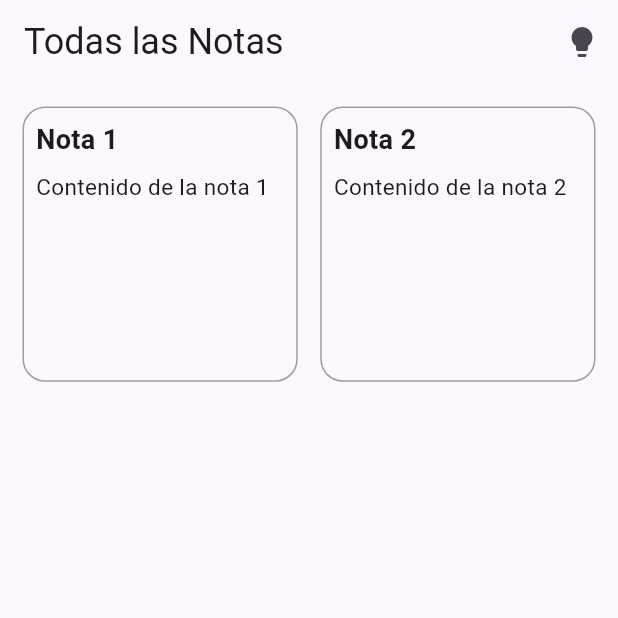
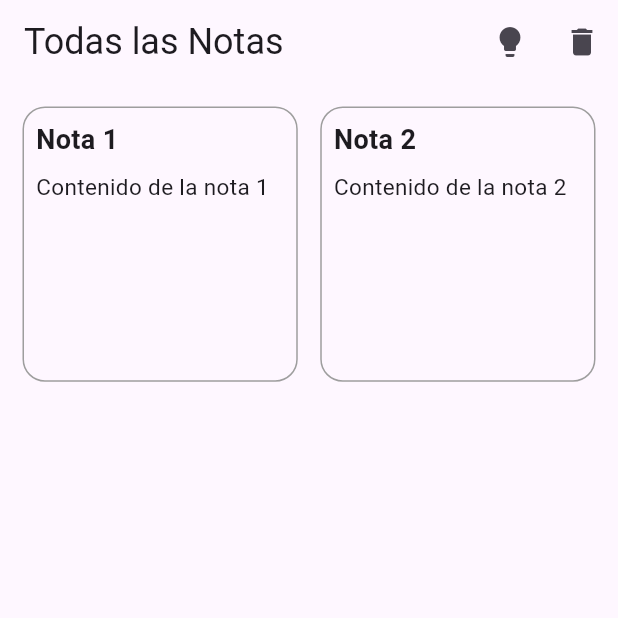
Before and after one commit to Rociotorrano/notas, a Flutter app: the screen it shows after launch, on a phone screen of 412 x 824 dp, the top half of it. Run offline on Flutter 3.47's test engine with Material 3 defaults, Android fonts, the phone set to English and light mode, and no system bars.

Commit message:
listo todo

```diff
--- a/lib/notes_list_screen.dart
+++ b/lib/notes_list_screen.dart
@@ -12,6 +12,8 @@ class _NotesListScreenState extends State<NotesListScreen> {
     Note(title: 'Nota 1', content: 'Contenido de la nota 1'),
     Note(title: 'Nota 2', content: 'Contenido de la nota 2'),
   ];
+  Set<int> selectedNotes = {};
+  bool _modoSeleccion = false;
 
   ThemeMode _themeMode = ThemeMode.light; // Modo claro por defecto
   void _toggleTheme() {
@@ -39,6 +41,23 @@ class _NotesListScreenState extends State<NotesListScreen> {
               icon: Icon(Icons.lightbulb),
               onPressed: _toggleTheme,
             ),
+            IconButton(
+              icon: Icon(Icons.delete),
+              onPressed: () {
+                setState(() {
+                  // Activa o desactiva el modo de selección al tocar el botón de eliminar
+                  _modoSeleccion = !_modoSeleccion;
+                  if (!_modoSeleccion) {
+                    // Elimina las notas seleccionadas cuando se desactiva el modo de selección
+                    for (var index in selectedNotes.toList()) {
+                      notes.removeAt(index);
+                    }
+                    // Limpia el conjunto de notas seleccionadas
+                    selectedNotes.clear();
+                  }
+                });
+              },
+            ),
           ],
         ),
         body: SingleChildScrollView(
@@ -54,8 +73,20 @@ class _NotesListScreenState extends State<NotesListScreen> {
               ),
               itemCount: notes.length,
               itemBuilder: (context, index) {
-                return GestureDetector(
+                return Stack(
+                  children: [
+                    GestureDetector(
                       onTap: () {
+                        if (_modoSeleccion) {
+                          setState(() {
+                            if (selectedNotes.contains(index)) {
+                              selectedNotes.remove(index);
+                            } else {
+                              selectedNotes.add(index);
+                            }
+                          });
+                        } else {
+                          // Si no está en modo selección, abre la pantalla de detalles de la nota
                           Navigator.push(
                             context,
                             MaterialPageRoute(
@@ -71,11 +102,18 @@ class _NotesListScreenState extends State<NotesListScreen> {
                               });
                             }
                           });
+                        }
                       },
                       child: Container(
+                        width: double
+                            .infinity, // Ajuste para que los contenedores sean más anchos
                         decoration: BoxDecoration(
                           border: Border.all(color: Colors.grey),
                           borderRadius: BorderRadius.circular(15.0),
+                          color: selectedNotes.contains(index)
+                              ? Colors.blue.withOpacity(
+                                  0.5) // Color de fondo cuando está seleccionado
+                              : null,
                         ),
                         child: Padding(
                           padding: EdgeInsets.all(8.0),
@@ -85,7 +123,8 @@ class _NotesListScreenState extends State<NotesListScreen> {
                               Text(
                                 notes[index].title,
                                 style: TextStyle(
-                                fontWeight: FontWeight.bold, fontSize: 18.0),
+                                    fontWeight: FontWeight.bold,
+                                    fontSize: 18.0),
                               ),
                               SizedBox(height: 8.0),
                               Text(notes[index].content,
@@ -98,6 +137,42 @@ class _NotesListScreenState extends State<NotesListScreen> {
                           ),
                         ),
                       ),
+                    ),
+                    if (_modoSeleccion)
+                      Positioned(
+                        top: 8.0,
+                        right: 8.0,
+                        child: GestureDetector(
+                          onTap: () {
+                            setState(() {
+                              if (selectedNotes.contains(index)) {
+                                selectedNotes.remove(index);
+                              } else {
+                                selectedNotes.add(index);
+                              }
+                            });
+                          },
+                          child: Container(
+                            decoration: BoxDecoration(
+                              shape: BoxShape.circle,
+                              color: selectedNotes.contains(index)
+                                  ? Colors.red
+                                  : Colors.grey.withOpacity(0.5),
+                            ),
+                            width: 20,
+                            height: 20,
+                            alignment: Alignment.center,
+                            child: selectedNotes.contains(index)
+                                ? Icon(
+                                    Icons.check,
+                                    color: Colors.white,
+                                    size: 15,
+                                  )
+                                : null,
+                          ),
+                        ),
+                      ),
+                  ],
                 );
               },
             ),
```
Lines whose indentation alone changed are shown as unchanged.
